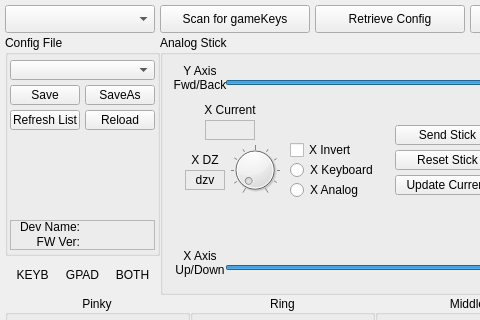
Old version of the form ui_main.ui in the repository andrewb435/gameKey-Companion; both pictures show x 0 to 480 and y 0 to 320 of the 935 by 485 pixel window.
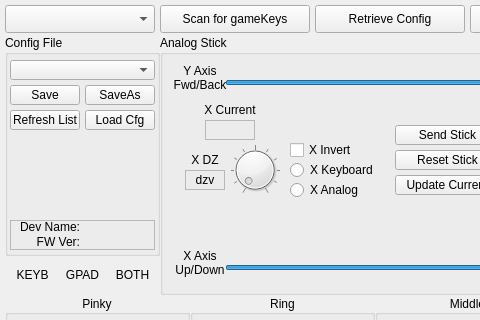
New version of the form. Icons and pictures are not drawn. Custom widgets are drawn as their Qt base class.

Commit message: Change profile selection to not load config

Diff of the .ui file:
```diff
--- a/ui_main.ui
+++ b/ui_main.ui
@@ -1193,7 +1193,7 @@
       </font>
      </property>
      <property name="text">
-      <string>Reload</string>
+      <string>Load Cfg</string>
      </property>
     </widget>
     <widget class="QFrame" name="fDevInfo">
```
The commit also changes 2 other files.
